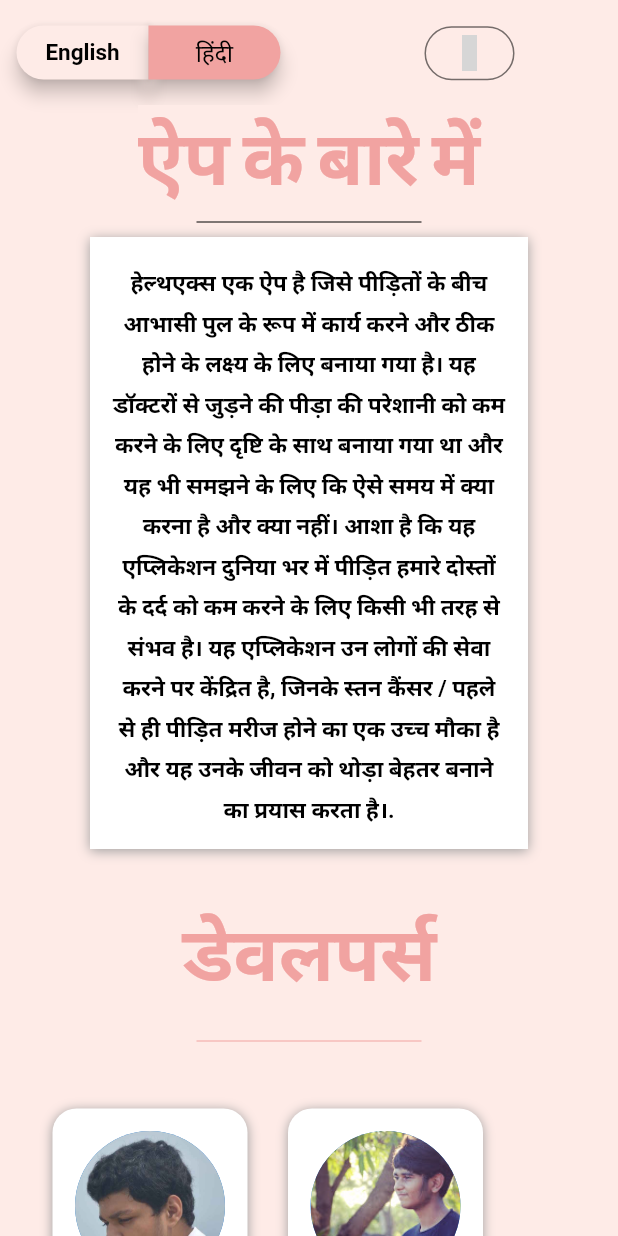
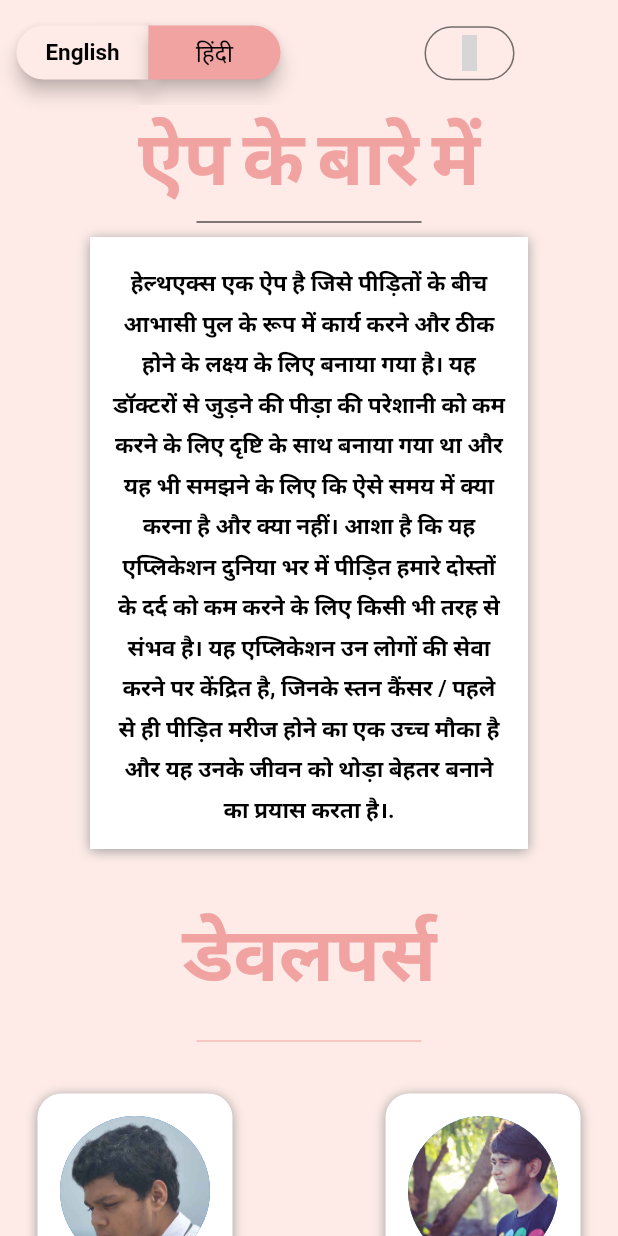
Before and after one commit to ParthPandey2236/Healthx, a Flutter app: the About screen opened directly, after a tap on "हिंदी", on a phone screen of 412 x 824 dp. Run offline on Flutter 3.47's test engine with Material 2 defaults, Android fonts, the phone set to English and light mode, and no system bars; our stand-ins replace cloud_firestore, eva_icons_flutter, firebase_auth, firebase_core, firebase_storage, fluttertoast and 3 more; missing offline and left inert: translator; accounts and stored records are empty; Roboto replaces fonts that are missing (OpenSans); grey boxes are pictures that could not be loaded.

Commit message:
Update AboutPage.dart

```diff
--- a/lib/AboutPage.dart
+++ b/lib/AboutPage.dart
@@ -201,8 +201,10 @@ class _AboutState extends State<About> {
                   ),
                 ),
                 Padding(
-                  padding: const EdgeInsets.all(35.0),
+                  padding: const EdgeInsets.all(25.0),
                   child: Row(
+                    mainAxisAlignment: MainAxisAlignment.spaceBetween,
+                    //crossAxisAlignment: CrossAxisAlignment.center,
                     children: <Widget>[
                       Container(
                         decoration: BoxDecoration(
@@ -242,9 +244,6 @@ class _AboutState extends State<About> {
                             ),
                           ],
                         ),
-                      ),
-                      SizedBox(
-                        width: 27.0,
                       ),
                       Container(
                         decoration: BoxDecoration(
@@ -289,8 +288,9 @@ class _AboutState extends State<About> {
                   ),
                 ),
                 Padding(
-                  padding: const EdgeInsets.all(27.0),
+                  padding: const EdgeInsets.all(25.0),
                   child: Row(
+                    mainAxisAlignment: MainAxisAlignment.spaceBetween,
                     children: <Widget>[
                       Container(
                         decoration: BoxDecoration(
@@ -331,14 +331,8 @@ class _AboutState extends State<About> {
                           ],
                         ),
                       ),
-                      SizedBox(
-                        width: 27.0,
-                      ),
                       Container(
-
-
                         decoration: BoxDecoration(
-
                           color: Colors.white,
                           borderRadius: BorderRadius.all(Radius.circular(16)),
                           boxShadow: [
@@ -353,7 +347,7 @@ class _AboutState extends State<About> {
                           children: <Widget>[
                             Padding(
                               padding: const EdgeInsets.only(
-                                  top: 15.0, right: 20, left: 15.0),
+                                  top: 15.0, right: 15, left: 15.0),
                               child: CircleAvatar(
                                 radius: 50.0,
                                 backgroundImage: AssetImage('assets/Parth Srivastava.jpeg'),
@@ -362,13 +356,15 @@ class _AboutState extends State<About> {
                             SizedBox(
                               height: 10,
                             ),
-                            Text(
-
-                              a == 0 ? 'Parth Srivastava' : "पार्थ श्रीवास्तव",
-                              style: TextStyle(
-                                fontFamily: 'Pacifico',
-                                fontSize: 20.0,
-                                color: Color(0xfff1a3a1),
+                            Padding(
+                              padding: const EdgeInsets.all(0.0),
+                              child: Text(
+                                a == 0 ? 'Parth Srivastava' : "पार्थ श्रीवास्तव",
+                                style: TextStyle(
+                                  fontFamily: 'Pacifico',
+                                  fontSize: 20.0,
+                                  color: Color(0xfff1a3a1),
+                                ),
                               ),
                             ),
                           ],
```
